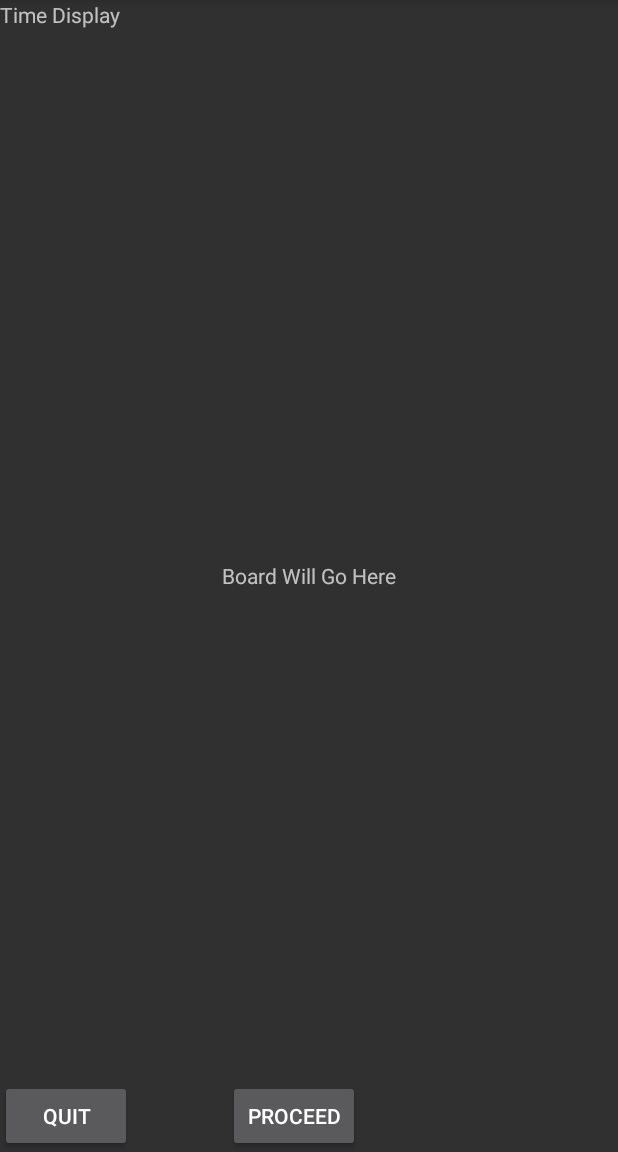
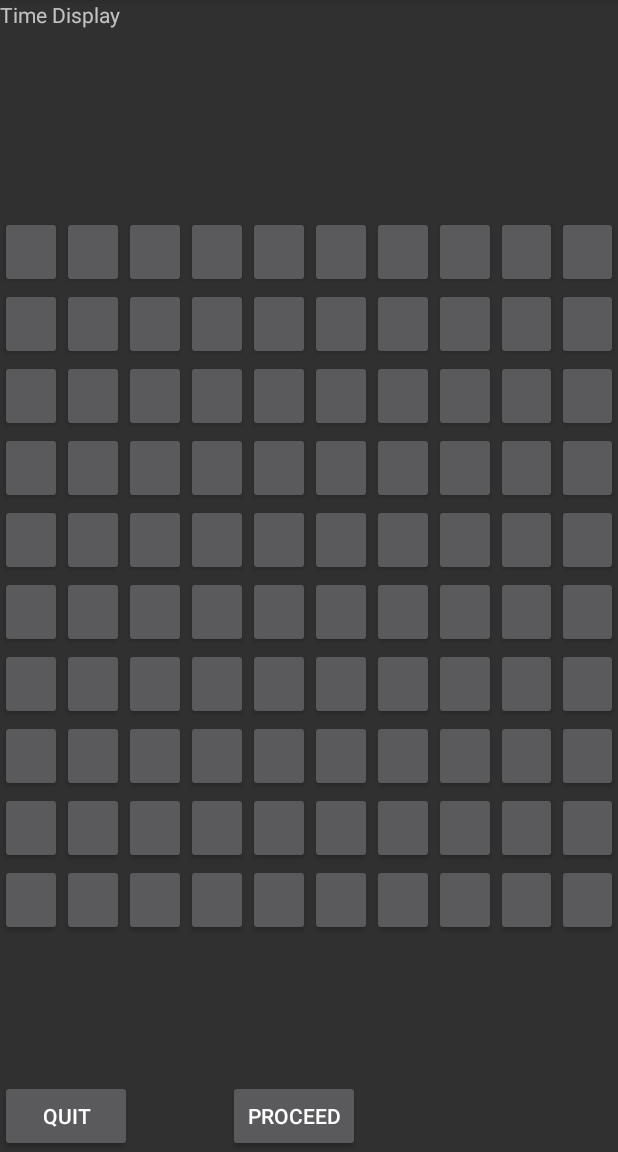
Before and after one commit to chualex/TheKightsTour, an Android app: the GameFragment screen opened directly, with no data from a screen before it, on a phone screen of 412 x 824 dp, the part 84-1236 px from its top. Run offline under Robolectric (Android 15) with nearby library versions, the phone set to English and light mode, and no system bars.

Commit message:
Preliminary allocation for buttons completed TODO: Get board size from bundle

```diff
--- a/app/src/main/java/com/csci448/alchu/thekightstour/GameFragment.java
+++ b/app/src/main/java/com/csci448/alchu/thekightstour/GameFragment.java
@@ -1,5 +1,6 @@
 package com.csci448.alchu.thekightstour;
 
+import android.content.Context;
 import android.os.Bundle;
 import android.support.v4.app.Fragment;
 import android.view.LayoutInflater;
@@ -19,6 +20,9 @@ public class GameFragment extends Fragment {
     private FrameLayout mGameLayout;
     private LinearLayout mPostgameLayout;
     private Button mProceedFromPostGameButton;
+    private Button[][] mGameButtons;
+    private LinearLayout mGameBoardLayout;
+
 
 
 
@@ -31,7 +35,7 @@ public class GameFragment extends Fragment {
     @Override
     public void onCreate(Bundle savedInstanceState) {
         super.onCreate(savedInstanceState);
-
+        mGameButtons = new Button[10][10];
 
 
         if (savedInstanceState != null) {
@@ -56,6 +60,8 @@ public class GameFragment extends Fragment {
 
         mPostgameLayout = (LinearLayout) view.findViewById(R.id.postgame_layout);
         mPostgameLayout.setVisibility(View.INVISIBLE);
+
+        mGameBoardLayout = (LinearLayout) view.findViewById(R.id.game_board);
 
         mQuitButton = (Button) view.findViewById(R.id.game_quit_button);
         mQuitButton.setOnClickListener(new View.OnClickListener() {
@@ -82,6 +88,25 @@ public class GameFragment extends Fragment {
             }
         });
 
+        mGameBoardLayout.setWeightSum(10f);
+        for (int i = 0; i < mGameButtons.length; i++) {
+            LinearLayout layout = new LinearLayout(getContext());
+            layout.setWeightSum(10f);
+            LinearLayout.LayoutParams params = new LinearLayout.LayoutParams(
+                    ViewGroup.LayoutParams.WRAP_CONTENT, ViewGroup.LayoutParams.WRAP_CONTENT);
+            params.weight = 1.0f;
+
+            layout.setLayoutParams(params);
+
+            for (int j = 0; j < mGameButtons[i].length; j++) {
+
+                mGameButtons[i][j] = new Button(getContext());
+                mGameButtons[i][j].setLayoutParams(params);
+
+                layout.addView(mGameButtons[i][j]);
+            }
+            mGameBoardLayout.addView(layout);
+        }
 
         return view;
     }
--- a/app/src/main/res/layout/fragment_game.xml
+++ b/app/src/main/res/layout/fragment_game.xml
@@ -15,13 +15,16 @@
         android:id="@+id/game_layout"
         android:layout_width="match_parent"
         android:layout_height="match_parent"
-        android:visibility="invisible">
-        <TextView
+        >
+        <LinearLayout
+            android:id="@+id/game_board"
             android:layout_width="wrap_content"
             android:layout_height="wrap_content"
-            android:text="@string/board_here"
-            android:layout_gravity="center"
-            android:padding="32dp"/>
+            android:orientation="vertical"
+            android:layout_gravity="center">
+
+        </LinearLayout>
+
         <LinearLayout
             android:layout_width="match_parent"
             android:layout_height="wrap_content"
```
